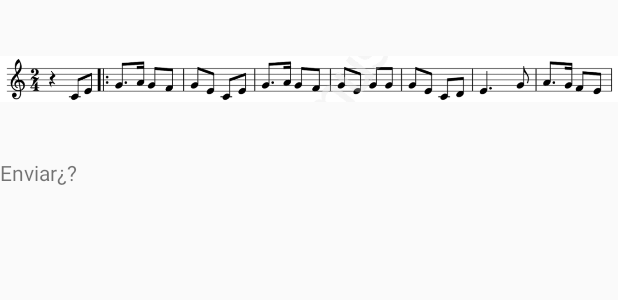
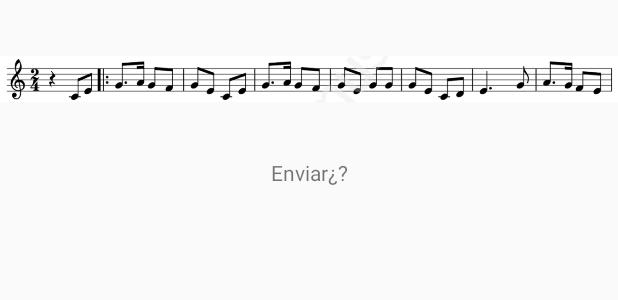
Before and after one commit to dominp97/T1v1, an Android app: the layout dialogo_emergente.xml on its own in the app's theme, with its tools: preview values and no code run, on a phone screen of 412 x 824 dp. Shown: the top 300 px of the screen. Run offline under Robolectric (Android 15) with nearby library versions, the phone set to English and light mode, and no system bars.

```diff
--- a/app/src/main/java/com/pmdm/t1v1/DialogoFragment.java
+++ b/app/src/main/java/com/pmdm/t1v1/DialogoFragment.java
@@ -30,9 +30,13 @@ public class DialogoFragment extends DialogFragment {
                 })
                 .setNegativeButton(R.string.bNo, new DialogInterface.OnClickListener() {
                     public void onClick(DialogInterface dialog, int id) {
+
                         DialogoFragment.this.getDialog().cancel();
                     }
                 });
+
+
+
         return builder.create();
     }
 
--- a/app/src/main/java/com/pmdm/t1v1/MainActivity.java
+++ b/app/src/main/java/com/pmdm/t1v1/MainActivity.java
@@ -1,6 +1,7 @@
 package com.pmdm.t1v1;
 
 import android.content.Context;
+import android.support.v4.app.FragmentManager;
 import android.support.v7.app.AppCompatActivity;
 import android.os.Bundle;
 import android.util.SparseBooleanArray;
@@ -134,9 +135,11 @@ public class MainActivity extends AppCompatActivity implements ListView.OnItemCl
         ds.show(getFragmentManager(),"Mi diálogo Fecha");
     }
 
+
     @Override
     public void onRespuesta(String s) {
         Toast.makeText(getApplicationContext(),s,Toast.LENGTH_LONG ).show();
     }
     //endregion
+
 }
--- a/app/src/main/res/layout/dialogo_emergente.xml
+++ b/app/src/main/res/layout/dialogo_emergente.xml
@@ -15,5 +15,6 @@
         android:id="@+id/textView3"
         android:layout_width="match_parent"
         android:layout_height="wrap_content"
-        android:text="Enviar¿?" />
+        android:text="Enviar¿?"
+        android:textAlignment="center"/>
 </LinearLayout>
```
Also changed, not shown: app/src/main/java/com/pmdm/t1v1/Datos.java (added, +8 -0 lines), 1 other file.
